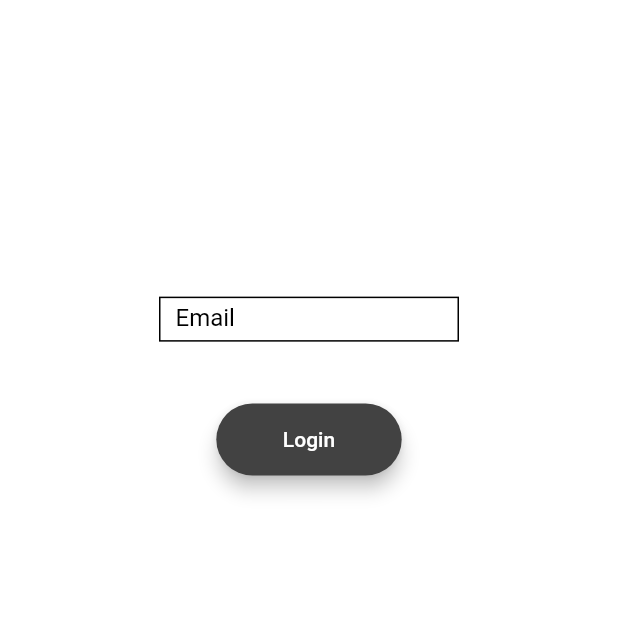
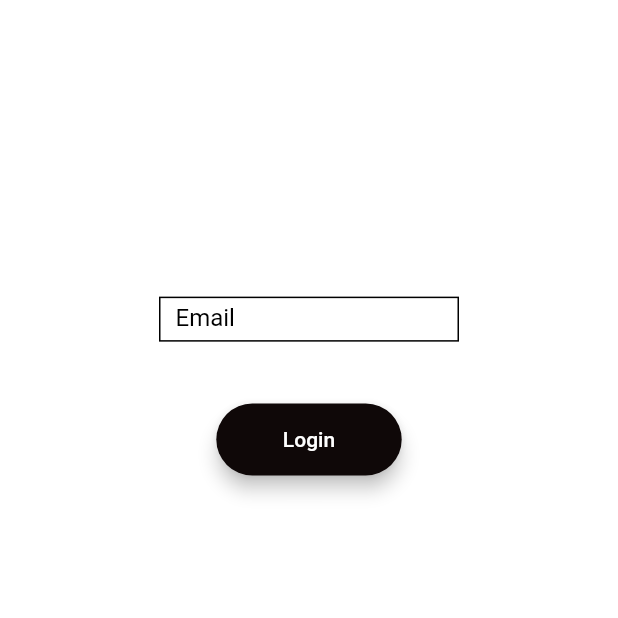
Before and after one commit to HimJan7/Notary_App, a Flutter app: the screen it shows after launch, on a phone screen of 412 x 824 dp, the top half of it. Run offline on Flutter 3.47's test engine with Material 2 defaults, Android fonts, the light colour scheme and no system bars; our stand-ins replace dio, get, get_storage; missing offline and left inert: loading_overlay_pro.

Commit message:
[finalPush]

```diff
--- a/lib/components/rounded_button.dart
+++ b/lib/components/rounded_button.dart
@@ -16,7 +16,7 @@ class roundButton extends StatelessWidget {
       child: MaterialButton(
         onPressed: onPress,
         minWidth: MediaQuery.of(context).size.width * 0.3,
-        height: 5,
+        height: MediaQuery.of(context).size.height * 0.05,
         child: Text(
           name,
           style: TextStyle(color: Colors.white),
--- a/lib/screens/login_screen.dart
+++ b/lib/screens/login_screen.dart
@@ -1,15 +1,21 @@
 import 'package:flutter/material.dart';
-import 'package:flutter/src/widgets/framework.dart';
-import 'package:flutter/src/widgets/placeholder.dart';
-import 'package:notary_app/constants.dart';
 import 'package:notary_app/components/rounded_button.dart';
 import 'package:notary_app/screens/data_screen.dart';
+import 'package:notary_app/components/get_class.dart';
+import 'package:loading_overlay_pro/loading_overlay_pro.dart';
 
-class LoginScreen extends StatelessWidget {
+class LoginScreen extends StatefulWidget {
   LoginScreen({super.key});
-  static const id = 'Login_Screen';
+  String mailId = '';
+  @override
+  State<LoginScreen> createState() => _LoginScreenState();
+}
+
+class _LoginScreenState extends State<LoginScreen> {
+  bool isLoading = false;
   @override
   TextEditingController EmailController = TextEditingController();
+
   Widget build(BuildContext context) {
     return Scaffold(
       backgroundColor: Colors.white,
@@ -48,18 +54,38 @@ class LoginScreen extends StatelessWidget {
               height: MediaQuery.of(context).size.height * 0.05,
             ),
             roundButton(
-                buttonColor: Color(0xFF424242),
+                buttonColor: Color.fromARGB(255, 15, 8, 8),
                 onPress: () async {
+                  if (EmailController.text != '') {
+                    setState(() {
+                      isLoading = true;
+                    });
+
+                    UserController saveUser = UserController();
+                    await saveUser.makePostRequest(EmailController.text);
+                    setState(() {
+                      isLoading = false;
+                    });
                     Navigator.push(
                       context,
                       MaterialPageRoute(
                         builder: (context) => data(
-                        mailId: EmailController.text,
+                          newUser: saveUser,
                         ),
                       ),
                     );
+                  }
                 },
-                name: 'Login')
+                name: 'Login'),
+            SizedBox(
+              height: MediaQuery.of(context).size.height * 0.01,
+            ),
+            isLoading
+                ? LoadingBouncingLine.circle(
+                    backgroundColor: Color.fromARGB(255, 15, 8, 8),
+                    borderColor: Color.fromARGB(255, 15, 8, 8),
+                  )
+                : Container(),
           ],
         ),
       ),
--- a/pubspec.yaml
+++ b/pubspec.yaml
@@ -35,6 +35,7 @@ dependencies:
   get: ^4.6.5
   get_storage: ^2.1.1
   http: ^0.13.5
+  loading_overlay_pro: ^2.1.1
   provider: ^6.0.5
 
 dev_dependencies:
```
Also changed, not shown: lib/screens/data_screen.dart (+6 -25 lines), pubspec.lock. Lines whose indentation alone changed are shown as unchanged.
